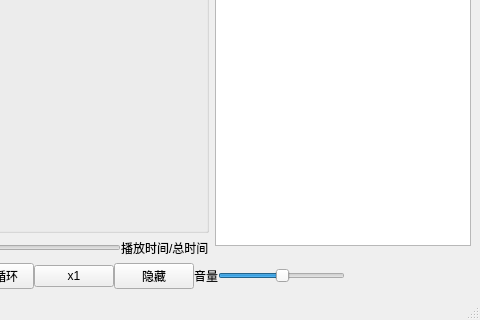
Old version of the form MainWindow.ui in the repository Lt-Tony715/Software-Engineering; both pictures show x 455 to 935 and y 296 to 616 of the 935 by 616 pixel window.
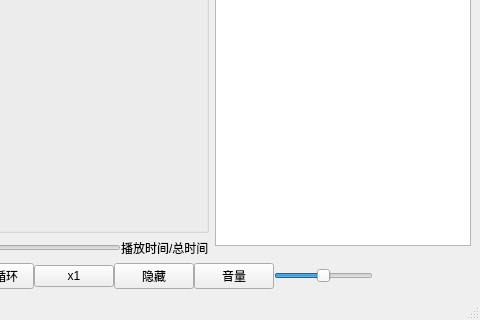
New version of the form. Custom widgets are drawn as their Qt base class.

The edit to the form file:
```diff
--- a/MainWindow.ui
+++ b/MainWindow.ui
@@ -138,7 +138,7 @@
        </widget>
       </item>
       <item>
-       <widget class="QLabel" name="label">
+       <widget class="QPushButton" name="VolumeButton">
         <property name="text">
          <string>音量</string>
         </property>
```
